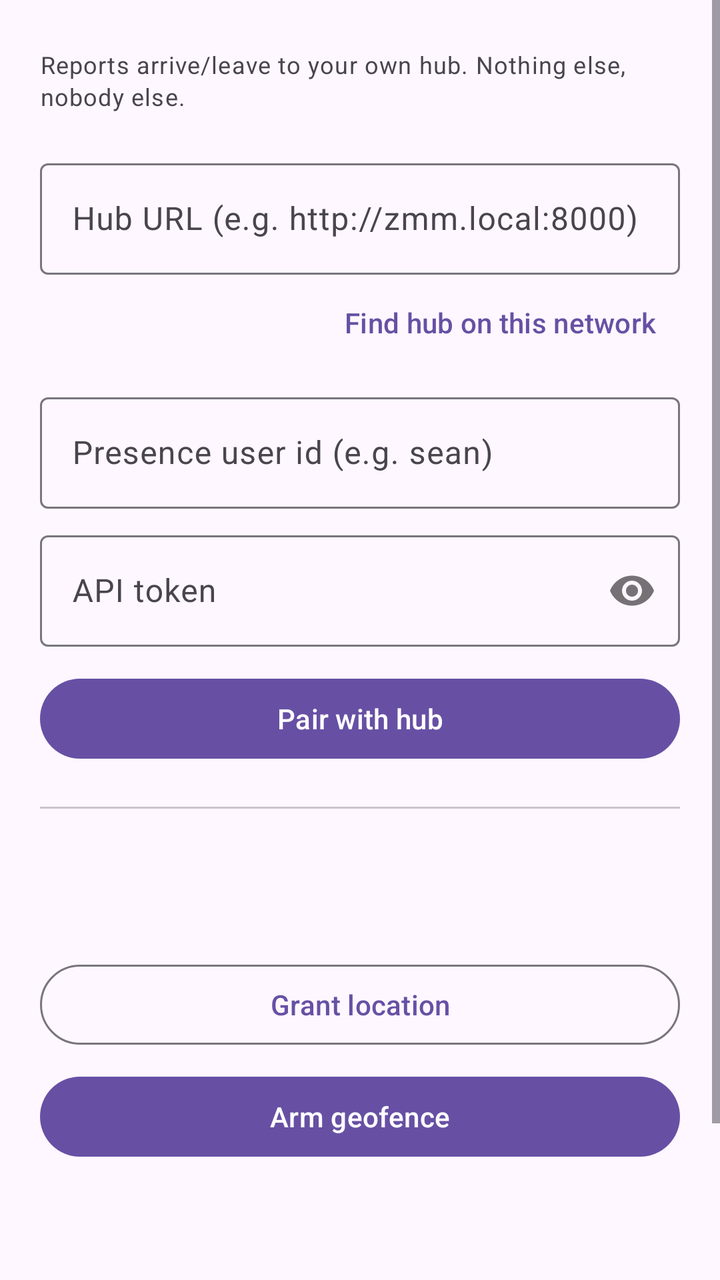
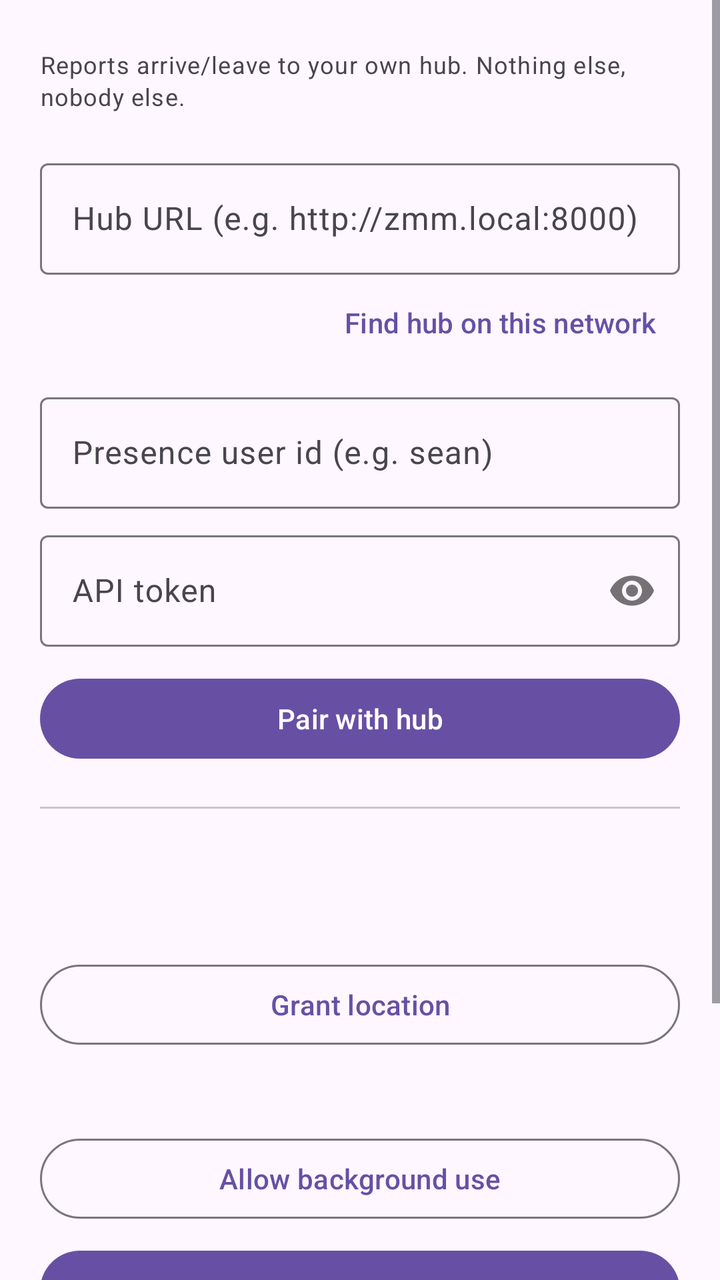

Two renders of the same Android screen: before a commit and after it. Below are the layout's source before the change and the commit's diff.
<!-- AndroidManifest.xml: application theme Theme.Material3.DayNight -->
<!-- res/layout/activity_pair.xml -->
<?xml version="1.0" encoding="utf-8"?>
<ScrollView xmlns:android="http://schemas.android.com/apk/res/android"
    android:layout_width="match_parent"
    android:layout_height="match_parent"
    android:fillViewport="true">

    <LinearLayout
        android:layout_width="match_parent"
        android:layout_height="wrap_content"
        android:orientation="vertical"
        android:padding="20dp">

        <TextView
            android:layout_width="match_parent"
            android:layout_height="wrap_content"
            android:layout_marginTop="4dp"
            android:text="@string/blurb"
            android:textAppearance="?attr/textAppearanceBodySmall" />

        
        <com.google.android.material.textfield.TextInputLayout
            style="@style/Widget.Material3.TextInputLayout.OutlinedBox"
            android:layout_width="match_parent"
            android:layout_height="wrap_content"
            android:layout_marginTop="20dp"
            android:hint="@string/hub_hint">

            <com.google.android.material.textfield.TextInputEditText
                android:id="@+id/hubUrl"
                android:layout_width="match_parent"
                android:layout_height="wrap_content"
                android:inputType="textUri"
                android:autofillHints="" />
        </com.google.android.material.textfield.TextInputLayout>

        <Button
            android:id="@+id/discoverBtn"
            style="@style/Widget.Material3.Button.TextButton"
            android:layout_width="wrap_content"
            android:layout_height="wrap_content"
            android:layout_gravity="end"
            android:text="@string/discover" />

        <com.google.android.material.textfield.TextInputLayout
            style="@style/Widget.Material3.TextInputLayout.OutlinedBox"
            android:layout_width="match_parent"
            android:layout_height="wrap_content"
            android:layout_marginTop="8dp"
            android:hint="@string/user_hint">

            <com.google.android.material.textfield.TextInputEditText
                android:id="@+id/userId"
                android:layout_width="match_parent"
                android:layout_height="wrap_content"
                android:inputType="text"
                android:autofillHints="" />
        </com.google.android.material.textfield.TextInputLayout>

        <com.google.android.material.textfield.TextInputLayout
            style="@style/Widget.Material3.TextInputLayout.OutlinedBox"
            android:layout_width="match_parent"
            android:layout_height="wrap_content"
            android:layout_marginTop="8dp"
            android:hint="@string/token_hint"
            app:passwordToggleEnabled="true"
            xmlns:app="http://schemas.android.com/apk/res-auto">

            <com.google.android.material.textfield.TextInputEditText
                android:id="@+id/token"
                android:layout_width="match_parent"
                android:layout_height="wrap_content"
                android:inputType="textPassword"
                android:autofillHints="" />
        </com.google.android.material.textfield.TextInputLayout>

        <com.google.android.material.button.MaterialButton
            android:id="@+id/pairBtn"
            android:layout_width="match_parent"
            android:layout_height="wrap_content"
            android:layout_marginTop="12dp"
            android:text="@string/pair" />

        <View
            android:layout_width="match_parent"
            android:layout_height="1dp"
            android:layout_marginVertical="20dp"
            android:background="?attr/colorOutlineVariant" />

        
        <TextView
            android:id="@+id/homeState"
            android:layout_width="match_parent"
            android:layout_height="wrap_content"
            android:textAppearance="?attr/textAppearanceBodyMedium" />

        <TextView
            android:id="@+id/permState"
            android:layout_width="match_parent"
            android:layout_height="wrap_content"
            android:layout_marginTop="4dp"
            android:textAppearance="?attr/textAppearanceBodyMedium" />

        <com.google.android.material.button.MaterialButton
            android:id="@+id/permsBtn"
            style="@style/Widget.Material3.Button.OutlinedButton"
            android:layout_width="match_parent"
            android:layout_height="wrap_content"
            android:layout_marginTop="12dp"
            android:text="@string/grant_location" />

        <com.google.android.material.button.MaterialButton
            android:id="@+id/armBtn"
            android:layout_width="match_parent"
            android:layout_height="wrap_content"
            android:layout_marginTop="8dp"
            android:text="@string/arm" />

        <TextView
            android:id="@+id/status"
            android:layout_width="match_parent"
            android:layout_height="wrap_content"
            android:layout_marginTop="16dp"
            android:textAppearance="?attr/textAppearanceBodySmall" />

        <TextView
            android:id="@+id/deviceId"
            android:layout_width="match_parent"
            android:layout_height="wrap_content"
            android:layout_marginTop="20dp"
            android:textAppearance="?attr/textAppearanceLabelSmall"
            android:textIsSelectable="true" />

        <com.google.android.material.button.MaterialButton
            android:id="@+id/forgetBtn"
            style="@style/Widget.Material3.Button.TextButton"
            android:layout_width="match_parent"
            android:layout_height="wrap_content"
            android:layout_marginTop="12dp"
            android:text="@string/forget" />
    </LinearLayout>
</ScrollView>
<!-- resources referenced by this layout -->
<resources>
  <string name="arm">Arm geofence</string>
  <string name="blurb">Reports arrive/leave to your own hub. Nothing else, nobody else.</string>
  <string name="discover">Find hub on this network</string>
  <string name="forget">Forget this hub</string>
  <string name="grant_location">Grant location</string>
  <string name="hub_hint">Hub URL (e.g. http://zmm.local:8000)</string>
  <string name="pair">Pair with hub</string>
  <string name="token_hint">API token</string>
  <string name="user_hint">Presence user id (e.g. sean)</string>
</resources>

<!-- the commit's change to res/layout/activity_pair.xml (unified diff, before → after) -->
@@ -108,6 +108,22 @@
             android:layout_marginTop="12dp"
             android:text="@string/grant_location" />
 
+        
+        <TextView
+            android:id="@+id/batteryState"
+            android:layout_width="match_parent"
+            android:layout_height="wrap_content"
+            android:layout_marginTop="12dp"
+            android:textAppearance="?attr/textAppearanceBodyMedium" />
+
+        <com.google.android.material.button.MaterialButton
+            android:id="@+id/batteryBtn"
+            style="@style/Widget.Material3.Button.OutlinedButton"
+            android:layout_width="match_parent"
+            android:layout_height="wrap_content"
+            android:layout_marginTop="8dp"
+            android:text="@string/battery_btn" />
+
         <com.google.android.material.button.MaterialButton
             android:id="@+id/armBtn"
             android:layout_width="match_parent"
<!-- resource entries referenced after the edit -->
@@ -1,6 +1,7 @@
 <!-- resources referenced by this layout -->
 <resources>
   <string name="arm">Arm geofence</string>
+  <string name="battery_btn">Allow background use</string>
   <string name="blurb">Reports arrive/leave to your own hub. Nothing else, nobody else.</string>
   <string name="discover">Find hub on this network</string>
   <string name="forget">Forget this hub</string>
